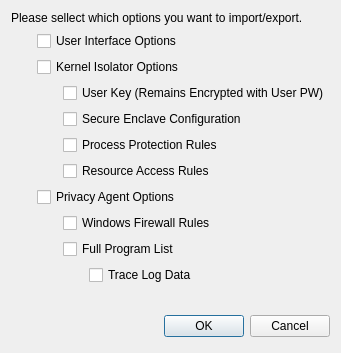
Before: the Qt Designer form MajorPrivacy/Forms/OptionsTransferWnd.ui in xanasoft/MajorPrivacy, drawn with Qt 5.
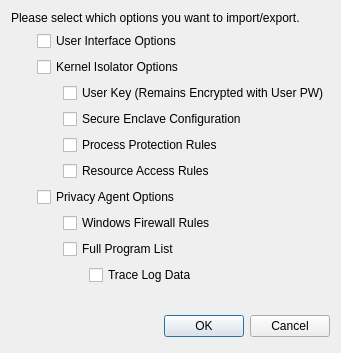
After: the same form once the commit is applied.

```diff
--- a/MajorPrivacy/Forms/OptionsTransferWnd.ui
+++ b/MajorPrivacy/Forms/OptionsTransferWnd.ui
@@ -92,7 +92,7 @@
      <item row="0" column="0" colspan="4">
       <widget class="QLabel" name="lblInfo">
        <property name="text">
-        <string>Please sellect which options you want to import/export.</string>
+        <string>Please select which options you want to import/export.</string>
        </property>
       </widget>
      </item>
```
